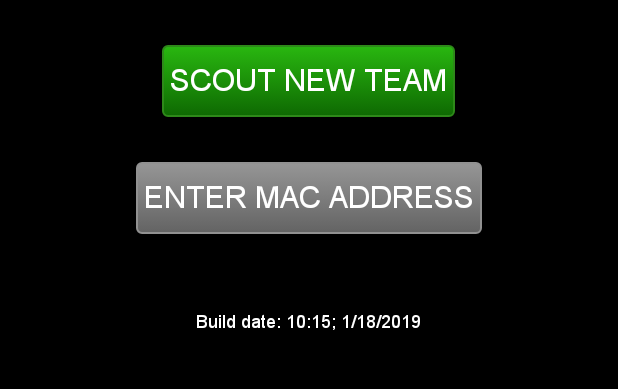
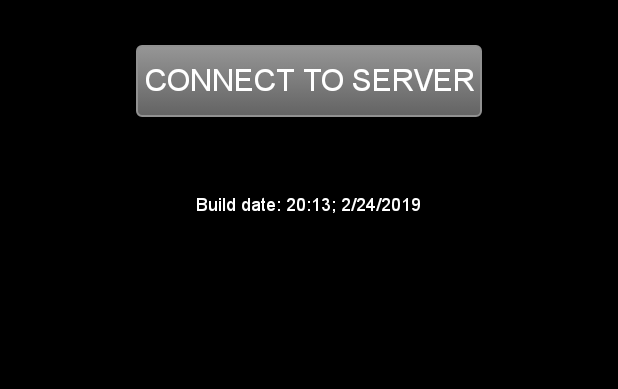
Before and after one commit to yeSpud/Scouting-app, an Android app: the screen it shows after launch (main_activity), on a phone screen of 412 x 824 dp, the part 242-631 px from its top. Run offline under Robolectric (Android 15) with nearby library versions, the phone set to English and light mode, and no system bars.

Commit message:
Few cosmetic and functionality changes

```diff
--- a/AndroidApp/app/src/main/java/org/frc1595Dragons/scoutingapp/Activities/error_activity.java
+++ b/AndroidApp/app/src/main/java/org/frc1595Dragons/scoutingapp/Activities/error_activity.java
@@ -43,7 +43,7 @@ public class error_activity extends android.support.v7.app.AppCompatActivity {
         void Catch(android.content.Context context, Throwable e) {
             StringWriter sw = new StringWriter();
             e.printStackTrace(new java.io.PrintWriter(sw));
-            error_activity.errorMessage = e.getLocalizedMessage();
+            error_activity.errorMessage = e.toString();
             error_activity.stackTraceText = sw.toString();
 
             // Start the error activity page
--- a/AndroidApp/app/src/main/java/org/frc1595Dragons/scoutingapp/Activities/main_activity.java
+++ b/AndroidApp/app/src/main/java/org/frc1595Dragons/scoutingapp/Activities/main_activity.java
@@ -5,10 +5,12 @@ import android.support.v7.app.AlertDialog;
 import android.view.LayoutInflater;
 import android.view.View;
 import android.widget.EditText;
-import android.widget.TextView;
+import android.widget.Toast;
 
 import org.frc1595Dragons.scoutingapp.BlueFiles.Bluetooth;
 import org.frc1595Dragons.scoutingapp.R;
+
+import static java.util.Locale.ENGLISH;
 
 /**
  * Created by Stephen Ogden on 3/23/17.
@@ -16,26 +18,25 @@ import org.frc1595Dragons.scoutingapp.R;
  */
 public class main_activity extends android.support.v7.app.AppCompatActivity {
 
+    android.widget.Button StartScouting, Disconnect;
+
+    android.widget.TextView ServerName;
+
     protected void onCreate(android.os.Bundle savedInstance) {
         super.onCreate(savedInstance);
 
         // Set the view to the main_activity layout
         this.setContentView(R.layout.main_activity);
 
-        // Find and then add a listener to the MAC address button
-        this.findViewById(R.id.settings).setOnClickListener((event) -> this.enterMACAddress().show());
+        // Find and add a listener to the connect button
+        this.findViewById(R.id.connect).setOnClickListener((event) -> this.enterMACAddress().show());
 
-        TextView connectionName = this.findViewById(R.id.remoteDeviceName);
-        if (Bluetooth.bluetoothConnection != null) {
-            connectionName.setText(String.format("Connected to server: %s", Bluetooth.bluetoothConnection.deviceName));
-            connectionName.setVisibility(View.VISIBLE);
-        } else {
-            connectionName.setVisibility(View.GONE);
-        }
+        // Find the server name text view
+        ServerName = this.findViewById(R.id.remoteDeviceName);
 
-        // Find and then add a listener to the start button
-        android.widget.Button start = this.findViewById(R.id.start);
-        start.setOnClickListener((event) -> {
+        // Find and add a listener to the start button
+        StartScouting = this.findViewById(R.id.start);
+        StartScouting.setOnClickListener((event) -> {
             if (Bluetooth.MAC != null) {
                 if (!Bluetooth.MAC.equals("")) {
                     if (Bluetooth.matchData != null) {
@@ -44,6 +45,30 @@ public class main_activity extends android.support.v7.app.AppCompatActivity {
                 }
             }
         });
+
+        // Find and add a listener to the disconnect button
+        Disconnect = this.findViewById(R.id.disconnect);
+        Disconnect.setOnClickListener((event) -> {
+            // Disconnect from the server
+            Bluetooth.close();
+
+            // Hide the start and disconnect buttons
+            StartScouting.setVisibility(View.GONE);
+            Disconnect.setVisibility(View.GONE);
+            ServerName.setVisibility(View.GONE);
+        });
+
+        // Set the start button, disconnect button, and server name to be visible if connected
+        if (Bluetooth.bluetoothConnection != null && Bluetooth.bluetoothConnection.isAlive()) {
+            Disconnect.setVisibility(View.VISIBLE);
+            StartScouting.setVisibility(View.VISIBLE);
+            ServerName.setText(String.format(ENGLISH, "Connected to server: %s", Bluetooth.bluetoothConnection.deviceName));
+            ServerName.setVisibility(View.VISIBLE);
+        } else {
+            Disconnect.setVisibility(View.GONE);
+            StartScouting.setVisibility(View.GONE);
+            ServerName.setVisibility(View.GONE);
+        }
 
     }
 
@@ -101,12 +126,17 @@ public class main_activity extends android.support.v7.app.AppCompatActivity {
 
         // Set the view, along with the positive and negative button actions
         builder.setView(enterMacAddressDialog);
-        builder.setPositiveButton("Save", (dialog, id) -> {
-            Bluetooth.MAC = macAddress.getText().toString();
+        builder.setPositiveButton("Connect", (dialog, id) -> {
+            Bluetooth.MAC = macAddress.getText().toString().toUpperCase();
 
-            // Try to connect with the given MAC address
-            this.establishConnection();
-
+            // Check if the MAC matches a regex
+            if (java.util.regex.Pattern.compile("((\\d|[A-F]){2}:){5}(\\d|[A-F]){2}").matcher(Bluetooth.MAC).matches()) {
+                // Try to connect with the given MAC address
+                this.establishConnection();
+            } else {
+                Toast.makeText(this, "Invalid MAC address", Toast.LENGTH_LONG).show();
+                Bluetooth.MAC = "";
+            }
         });
         builder.setNegativeButton("Cancel", (dialog, id) -> dialog.cancel());
 
@@ -116,16 +146,18 @@ public class main_activity extends android.support.v7.app.AppCompatActivity {
 
     // Function to establish a connection with the receiver. The context provided is simply for error catching
     private void establishConnection() {
-
         try {
-            if (Bluetooth.bluetoothConnection != null) {
-                if (Bluetooth.bluetoothConnection.isAlive()) {
-                    Bluetooth.close();
-                }
+            if (Bluetooth.bluetoothConnection != null && Bluetooth.bluetoothConnection.isAlive()) {
+                Bluetooth.close();
             }
 
             // Try to set the receiver based on the MAC address entered
-            Bluetooth.device = Bluetooth.btAdapter.getRemoteDevice(Bluetooth.MAC);
+            try {
+                Bluetooth.device = Bluetooth.btAdapter.getRemoteDevice(Bluetooth.MAC);
+            } catch (NullPointerException invalidMac) {
+                Toast.makeText(this, "A known error occurred while connecting to the server", Toast.LENGTH_LONG).show();
+                return;
+            }
 
             // Well known SPP UUID
             android.bluetooth.BluetoothSocket btSocket = Bluetooth.device.createRfcommSocketToServiceRecord(java.util.UUID.fromString("00001101-0000-1000-8000-00805F9B34FB"));
@@ -133,8 +165,15 @@ public class main_activity extends android.support.v7.app.AppCompatActivity {
             // Make sure that discovery is off, as its fairly resource intensive
             Bluetooth.btAdapter.cancelDiscovery();
 
+            // Start the bluetooth communication server (Bluethread)
             Bluetooth.bluetoothConnection = new org.frc1595Dragons.scoutingapp.BlueFiles.Bluethread(btSocket);
             Bluetooth.bluetoothConnection.start();
+
+            // Show the start button, disconnect button, and server name to be visible if connected
+            Disconnect.setVisibility(View.VISIBLE);
+            StartScouting.setVisibility(View.VISIBLE);
+            ServerName.setText(String.format(ENGLISH, "Connected to server: %s", Bluetooth.bluetoothConnection.deviceName));
+            ServerName.setVisibility(View.VISIBLE);
 
         } catch (Exception e) {
             new error_activity().new CatchError().Catch(this, e);
--- a/AndroidApp/app/src/main/java/org/frc1595Dragons/scoutingapp/MatchFiles/Match.java
+++ b/AndroidApp/app/src/main/java/org/frc1595Dragons/scoutingapp/MatchFiles/Match.java
@@ -6,7 +6,6 @@ import java.util.ArrayList;
 
 /**
  * Created by Stephen Ogden on 12/24/18.
- * FTC 6128 | 7935
  * FRC 1595
  */
 public class Match {
--- a/AndroidApp/app/src/main/java/org/frc1595Dragons/scoutingapp/MatchFiles/MatchBase.java
+++ b/AndroidApp/app/src/main/java/org/frc1595Dragons/scoutingapp/MatchFiles/MatchBase.java
@@ -2,7 +2,6 @@ package org.frc1595Dragons.scoutingapp.MatchFiles;
 
 /**
  * Created by Stephen Ogden on 12/29/18.
- * FTC 6128 | 7935
  * FRC 1595
  */
 public class MatchBase {
--- a/AndroidApp/app/src/main/res/layout/main_activity.xml
+++ b/AndroidApp/app/src/main/res/layout/main_activity.xml
@@ -35,7 +35,7 @@
         android:textSize="20sp" />
 
     <Button
-        android:id="@+id/settings"
+        android:id="@+id/connect"
         android:layout_width="wrap_content"
         android:layout_height="wrap_content"
         android:layout_below="@id/start"
@@ -47,14 +47,30 @@
         android:background="@drawable/gray_button"
         android:paddingEnd="5dp"
         android:paddingBottom="10dp"
-        android:text="@string/settings"
+        android:text="@string/connect"
         android:textSize="20sp" />
+
+    <Button
+        android:id="@+id/disconnect"
+        android:layout_width="wrap_content"
+        android:layout_height="wrap_content"
+        android:layout_below="@id/connect"
+        android:layout_centerInParent="true"
+        android:layout_marginTop="30dp"
+        android:fontFamily="@font/arial"
+        android:paddingStart="5dp"
+        android:paddingTop="5dp"
+        android:background="@drawable/red_button"
+        android:paddingEnd="5dp"
+        android:paddingBottom="10dp"
+        android:text="@string/disconnect"
+        android:textSize="20sp"/>
 
     <TextView
         android:id="@+id/remoteDeviceName"
         android:layout_width="wrap_content"
         android:layout_height="wrap_content"
-        android:layout_below="@id/settings"
+        android:layout_below="@id/disconnect"
         android:layout_centerInParent="true"
         android:layout_marginTop="50dp"
         android:fontFamily="@font/arial"
--- a/AndroidApp/app/src/main/res/values/strings.xml
+++ b/AndroidApp/app/src/main/res/values/strings.xml
@@ -3,14 +3,15 @@
     <string name="logo">Logo</string>
     <string name="error_icon">Error icon</string>
 
-    <string name="settings">Enter MAC Address</string>
+    <string name="connect">Connect to server</string>
+    <string name="disconnect">Disconnect</string>
     <string name="startScout">Scout new team</string>
     <string name="Cancel">Cancel</string>
     <string name="Submit">Submit</string>
     <string name="Close">Close app</string>
 
     <string name="teamNumberHeader">Enter team number to scout: </string>
-    <string name="enter_mac_address">Enter MAC address</string>
+    <string name="enter_mac_address">Enter MAC address of server</string>
     <string name="mac_address">MAC address</string>
 
     <string name="teamToScout">Scouting team: </string>
@@ -21,5 +22,5 @@
     <string name="full_stack_trace">Full stack-trace:</string>
 
     <string name="connected_to_server">Connected to server:</string>
-    <string name="BuildDate">Build date: 10:15; 1/18/2019</string>
+    <string name="BuildDate">Build date: 20:13; 2/24/2019</string>
 </resources>
```
Also changed, not shown: AndroidApp/app/src/main/java/org/frc1595Dragons/scoutingapp/BlueFiles/Bluethread.java (+57 -49 lines), AndroidApp/app/src/main/java/org/frc1595Dragons/scoutingapp/BlueFiles/Bluetooth.java (+4 -6 lines).
